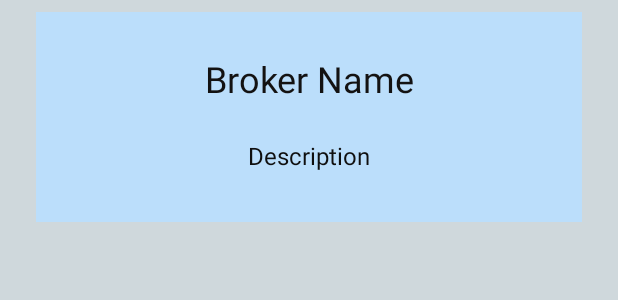
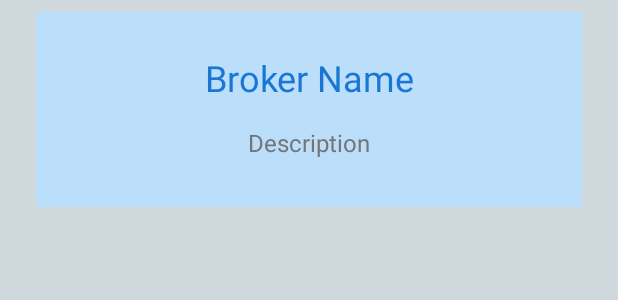
Before and after one commit to kkredit/MQTT-sweeper-android, an Android app: the layout fragment_broker.xml on its own in the app's theme, with its tools: preview values and no code run, on a phone screen of 412 x 824 dp. Shown: the top 300 px of the screen. Run offline under Robolectric (Android 15) with nearby library versions, the phone set to English and light mode, and no system bars.

Commit message:
Minor broker fragment UI updates

```diff
--- a/app/src/main/res/layout/fragment_broker.xml
+++ b/app/src/main/res/layout/fragment_broker.xml
@@ -8,7 +8,7 @@
     <ImageView
         android:id="@+id/imageView"
         android:layout_width="0dp"
-        android:layout_height="140dp"
+        android:layout_height="130dp"
         android:layout_marginStart="24dp"
         android:layout_marginTop="8dp"
         android:layout_marginEnd="24dp"
@@ -32,7 +32,7 @@
         android:gravity="center"
         android:text="@string/broker_name"
         android:textAppearance="@style/TextAppearance.AppCompat.Headline"
-        android:textColor="#131212"
+        android:textColor="@color/colorPrimaryDark"
         app:layout_constraintBottom_toBottomOf="@+id/imageView"
         app:layout_constraintHorizontal_bias="0.39"
         app:layout_constraintLeft_toLeftOf="@+id/imageView"
@@ -45,12 +45,12 @@
         android:layout_width="0dp"
         android:layout_height="wrap_content"
         android:layout_marginLeft="8dp"
-        android:layout_marginTop="24dp"
+        android:layout_marginTop="16dp"
         android:layout_marginRight="8dp"
         android:gravity="center"
         android:text="@string/description"
         android:textAppearance="?attr/textAppearanceListItem"
-        android:textColor="#0F0F0F"
+        android:textColor="@color/textSecondary"
         app:layout_constraintHorizontal_bias="0.319"
         app:layout_constraintLeft_toLeftOf="@+id/imageView"
         app:layout_constraintRight_toRightOf="@+id/imageView"
```
